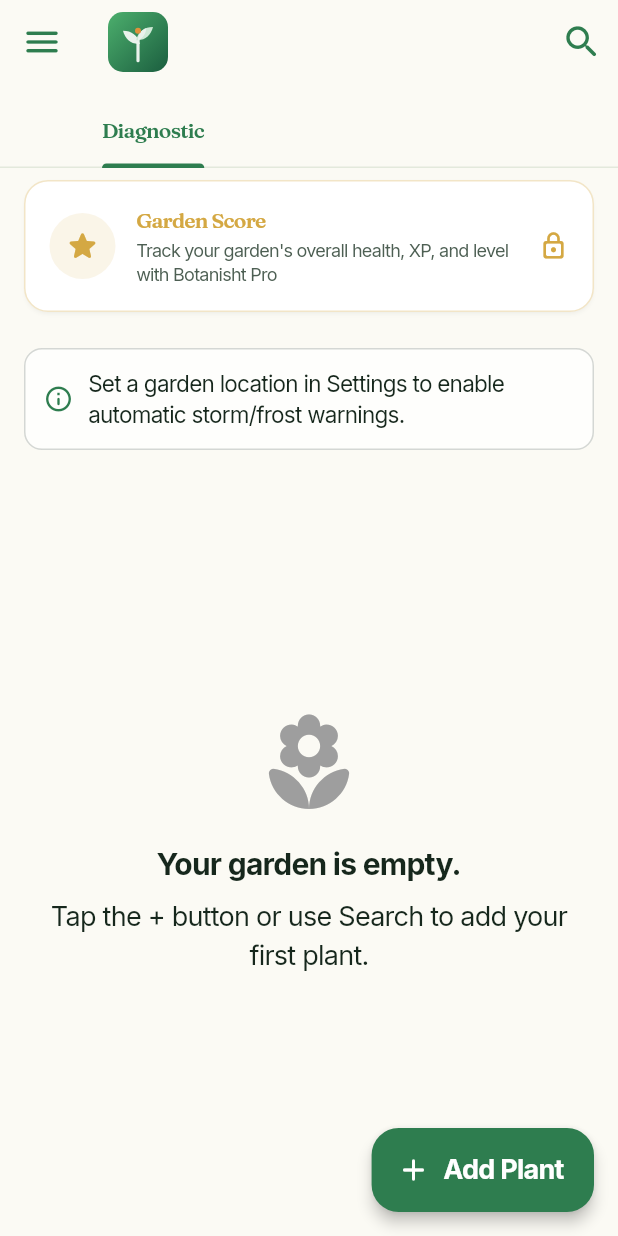
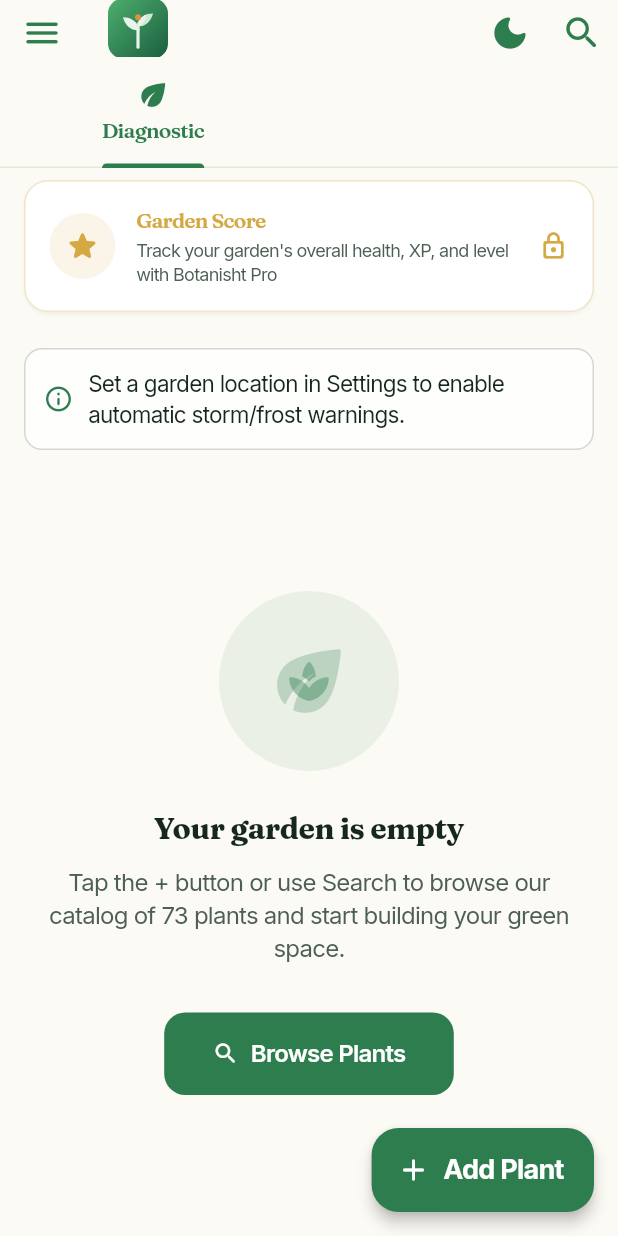
Before and after one commit to royabby365/botanisht, a Flutter app: the screen it shows after launch, on a phone screen of 412 x 824 dp. Run offline on Flutter 3.47's test engine with Material 3 defaults, Android fonts, the phone set to English and light mode, and no system bars; our stand-ins replace cached_network_image, flutter_local_notifications, flutter_riverpod, flutter_svg, isar; accounts and stored records are empty; generated files the repository leaves out were written again.

Commit message:
feat(ui): align app visuals with botanisht.com design mockup
Add day/night theme toggle (sun/moon icon) in AppBar
Add zone-specific icons to dynamic tabs (meeting_room, science, restaurant, yard, leaf)
Redesign empty state with botanical illustration, catalog count, and dual CTAs
Restructure hydroponic log card to 2x2 metric grid matching mockup layout
Add LOG button to hydroponic card header row
Fix emulator resolution to 1080x1920 (density 420)

```diff
--- a/lib/screens/home_screen.dart
+++ b/lib/screens/home_screen.dart
@@ -64,6 +64,23 @@ class HomeScreen extends ConsumerWidget {
               title: const BrandLogo(),
               centerTitle: false,
               actions: [
+                // Day/Night toggle — mirrors the sun/moon icon in the website mockup
+                Consumer(
+                  builder: (ctx, ref, _) {
+                    final settings = ref.watch(settingsProvider);
+                    final isDark = settings.themeMode == 2;
+                    return IconButton(
+                      icon: Icon(
+                        isDark ? Icons.light_mode_rounded : Icons.dark_mode_rounded,
+                        semanticLabel: isDark ? 'Switch to Cream theme' : 'Switch to Evergreen theme',
+                      ),
+                      onPressed: () {
+                        ref.read(settingsProvider.notifier).setThemeMode(isDark ? 1 : 2);
+                      },
+                      tooltip: 'Toggle theme (Cream ↔ Evergreen)',
+                    );
+                  },
+                ),
                 IconButton(
                   icon: const Icon(Icons.search_rounded),
                   onPressed: () => _showSearchDialog(context, ref),
@@ -74,7 +91,10 @@ class HomeScreen extends ConsumerWidget {
                 preferredSize: const Size.fromHeight(56),
                 child: TabBar(
                   isScrollable: true,
-                  tabs: tabTitles.map((t) => Tab(text: _pretty(t))).toList(),
+                  tabs: tabTitles.map((t) => Tab(
+                    icon: Icon(_zoneIcon(t)),
+                    text: _pretty(t),
+                  )).toList(),
                 ),
               ),
             ),
@@ -139,7 +159,7 @@ class HomeScreen extends ConsumerWidget {
     List<UserPlant> plants,
     List<UserPlant> all,
   ) {
-    if (plants.isEmpty) return _emptyState();
+    if (plants.isEmpty) return _emptyState(context, ref);
 
     // --- Zone-tab advisories (contextual to this zone) ---
     final headers = <Widget>[
@@ -219,7 +239,7 @@ class HomeScreen extends ConsumerWidget {
     WidgetRef ref,
     List<UserPlant> plants,
   ) {
-    if (plants.isEmpty) return _emptyState();
+    if (plants.isEmpty) return _emptyState(context, ref);
 
     final sorted = [...plants]
       ..sort((a, b) => _healthRank(b).compareTo(_healthRank(a)));
@@ -264,24 +284,68 @@ class HomeScreen extends ConsumerWidget {
     );
   }
 
-  Widget _emptyState() {
-    return const Center(
+  Widget _emptyState(BuildContext context, WidgetRef ref) {
+    final theme = Theme.of(context);
+    final colors = theme.colorScheme;
+    return Center(
       child: Padding(
-        padding: EdgeInsets.all(32),
+        padding: const EdgeInsets.all(32),
         child: Column(
           mainAxisSize: MainAxisSize.min,
           children: [
-            Icon(Icons.local_florist_rounded, size: 72, color: Colors.grey),
-            SizedBox(height: 16),
+            // Botanical illustration — a sprout in a pot
+            Container(
+              width: 120,
+              height: 120,
+              decoration: BoxDecoration(
+                color: colors.primary.withOpacity(0.08),
+                shape: BoxShape.circle,
+              ),
+              child: Stack(
+                alignment: Alignment.center,
+                children: [
+                  Icon(
+                    Icons.eco_rounded,
+                    size: 64,
+                    color: colors.primary.withOpacity(0.25),
+                  ),
+                  Icon(
+                    Icons.spa_rounded,
+                    size: 32,
+                    color: colors.primary.withOpacity(0.4),
+                  ),
+                ],
+              ),
+            ),
+            const SizedBox(height: 24),
             Text(
-              'Your garden is empty.',
-              style: TextStyle(fontSize: 20, fontWeight: FontWeight.bold),
+              'Your garden is empty',
+              style: theme.textTheme.headlineSmall?.copyWith(
+                fontWeight: FontWeight.bold,
+                color: colors.onSurface,
+                letterSpacing: -0.3,
+              ),
             ),
-            SizedBox(height: 8),
+            const SizedBox(height: 12),
             Text(
-              'Tap the + button or use Search to add your first plant.',
-              style: TextStyle(fontSize: 18),
+              'Tap the + button or use Search to browse our catalog of ${_kTotalPlants} plants and start building your green space.',
+              style: theme.textTheme.bodyLarge?.copyWith(
+                color: colors.onSurfaceVariant,
+                height: 1.4,
+              ),
               textAlign: TextAlign.center,
+            ),
+            const SizedBox(height: 32),
+            FilledButton.icon(
+              onPressed: () => _showSearchDialog(context, ref),
+              icon: const Icon(Icons.search_rounded),
+              label: const Text('Browse Plants'),
+              style: FilledButton.styleFrom(
+                padding: const EdgeInsets.symmetric(horizontal: 32, vertical: 16),
+                shape: RoundedRectangleBorder(
+                  borderRadius: BorderRadius.circular(14),
+                ),
+              ),
             ),
           ],
         ),
@@ -304,6 +368,24 @@ class HomeScreen extends ConsumerWidget {
       builder: (context) => const AddPlantBottomSheet(),
     );
   }
+
+  /// Icon for each zone tab, matching the website mockup.
+  static IconData _zoneIcon(String z) {
+    switch (z) {
+      case 'indoor': return Icons.meeting_room_rounded;
+      case 'hydro': return Icons.science_rounded;
+      case 'kitchen': return Icons.kitchen_rounded;
+      case 'outdoor': return Icons.nature_people_rounded;
+      case 'garden': return Icons.local_florist_rounded;
+      case 'balcony': return Icons.deck_rounded;
+      case 'patio': return Icons.yard_rounded;
+      case 'yard': return Icons.grass_rounded;
+      case 'diagnostic': return Icons.analytics_rounded;
+      default: return Icons.eco_rounded;
+    }
+  }
+
+  static const int _kTotalPlants = 73;
 
   String _pretty(String z) {
     if (z == 'uncategorized') return 'Garden';
```
Also changed, not shown: lib/widgets/hydroponic_dashboard_card.dart (+41 -53 lines).
